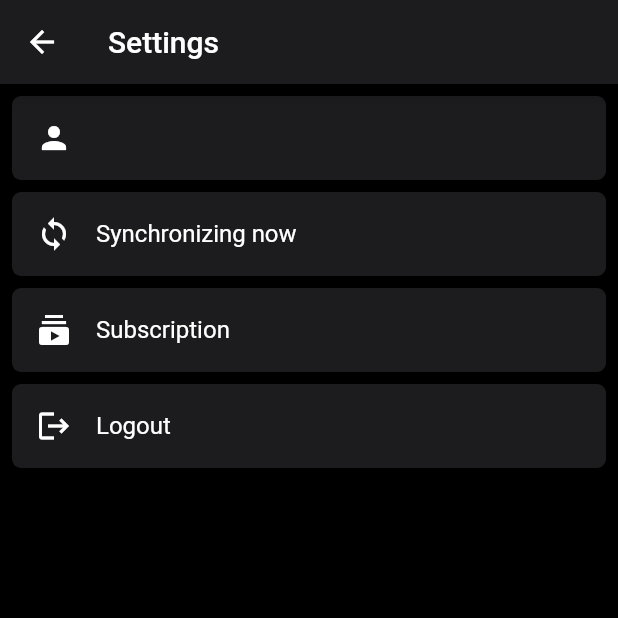
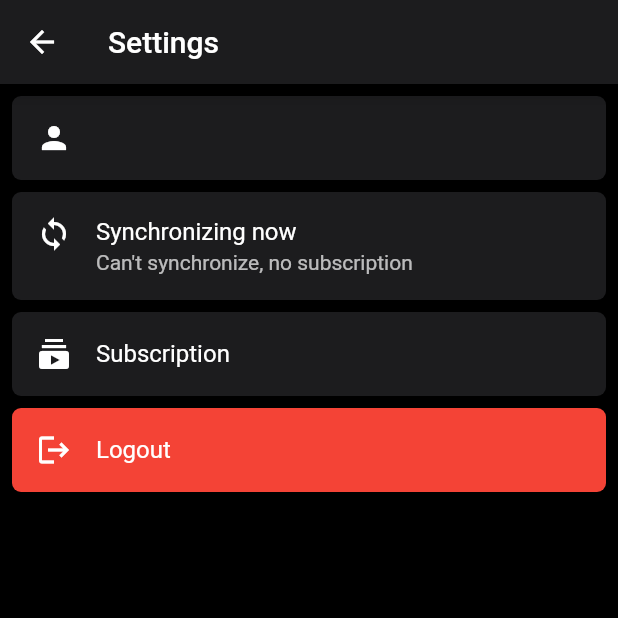
Before and after one commit to Appli-chic/Chic-Secret-Flutter, a Flutter app: the SettingsScreen screen opened directly, on a phone screen of 412 x 824 dp, the top half of it. Run offline on Flutter 3.47's test engine with Material 2 defaults, Android fonts, the phone set to English and light mode, and no system bars; our stand-ins replace file_picker, flutter_easyloading, flutter_typeahead, fluttertoast, in_app_purchase, local_auth and 6 more; missing offline and left inert: clipboard, encrypt, file_selector, flex_color_picker, in_app_purchase_android; accounts and stored records are empty.

Commit message:
Change synchronization to enable it for people that have a subscription.

```diff
--- a/assets/languages/localization_en.json
+++ b/assets/languages/localization_en.json
@@ -93,6 +93,7 @@
   "weak": "Weak",
   "duplicated": "Duplicated",
   "subscription": "Subscription",
+  "no_subscription_synchronization": "Can't synchronize, no subscription",
 
   "general": "General",
   "email": "Email",
--- a/assets/languages/localization_fr.json
+++ b/assets/languages/localization_fr.json
@@ -93,6 +93,7 @@
   "weak": "Faible",
   "duplicated": "Dupliqué",
   "subscription": "Abonnement",
+  "no_subscription_synchronization": "Impossible de synchroniser, pas d'abonnement",
 
   "general": "Général",
   "email": "Courriel",
--- a/lib/ui/component/setting_item.dart
+++ b/lib/ui/component/setting_item.dart
@@ -4,12 +4,14 @@ import 'package:flutter/material.dart';
 import 'package:provider/provider.dart';
 
 class SettingItem extends StatelessWidget {
+  final Color? backgroundColor;
   final Widget? leading;
   final Widget? title;
   final Widget? subtitle;
   final Function()? onTap;
 
   const SettingItem({
+    this.backgroundColor,
     this.leading,
     this.title,
     this.subtitle,
@@ -31,7 +33,9 @@ class SettingItem extends StatelessWidget {
     } else {
       return Card(
         margin: EdgeInsets.only(left: 8, right: 8, top: 8),
-        color: themeProvider.secondBackgroundColor,
+        color: backgroundColor != null
+            ? backgroundColor
+            : themeProvider.secondBackgroundColor,
         shape: RoundedRectangleBorder(
           borderRadius: BorderRadius.circular(6.0),
         ),
--- a/lib/ui/screen/settings_screen.dart
+++ b/lib/ui/screen/settings_screen.dart
@@ -180,7 +180,7 @@ class _SettingsScreenState extends State<SettingsScreen>
                   ),
                   title:
                       Text(AppTranslations.of(context).text("synchronizing")),
-                  subtitle: lastSyncDate != null ? Text(lastSyncDate) : null,
+                  subtitle: _displaysSynchronizationSubtitle(lastSyncDate),
                   onTap: _synchronize,
                 )
               : SizedBox.shrink(),
@@ -208,14 +208,34 @@ class _SettingsScreenState extends State<SettingsScreen>
               : SizedBox.shrink(),
           _user != null
               ? SettingItem(
-                  leading: Icon(Icons.logout),
-                  title: Text(AppTranslations.of(context).text("logout")),
+                  backgroundColor: Colors.red[500],
+                  leading: Icon(Icons.logout,
+                      color: ChicPlatform.isDesktop() ? Colors.red[500] : null),
+                  title: Text(
+                    AppTranslations.of(context).text("logout"),
+                    style: TextStyle(
+                        color:
+                            ChicPlatform.isDesktop() ? Colors.red[500] : null),
+                  ),
                   onTap: _logout,
                 )
               : SizedBox.shrink(),
         ],
       ),
     );
+  }
+
+  Widget? _displaysSynchronizationSubtitle(String? lastSyncDate) {
+    if (_user!.isSubscribed != null && _user!.isSubscribed!) {
+      if (lastSyncDate != null) {
+        return Text(lastSyncDate);
+      }
+
+      return null;
+    } else {
+      return Text(
+          AppTranslations.of(context).text("no_subscription_synchronization"));
+    }
   }
 
   /// On subscribe clicked move to the subscribe page
```
Also changed, not shown: lib/api/user_api.dart (+28 -0 lines), lib/model/database/user.dart (+10 -2 lines), lib/provider/synchronization_provider.dart (+37 -1 lines), lib/service/user_service.dart (+16 -0 lines), lib/ui/screen/login_screen.dart (+4 -3 lines), lib/ui/screen/subscribe_screen.dart (+30 -6 lines).
